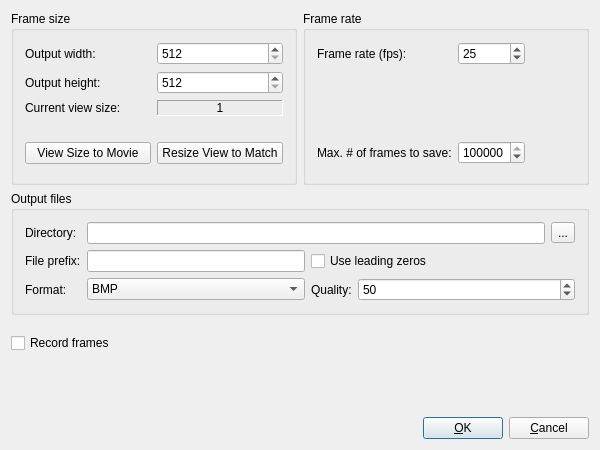
Before: the Qt Designer form sigel/ui/SIGEL_SlaveUI/SIG_MovieSettingsDialogBase.ui in jayMcBee/sigel-evolutionary-walking-robots, drawn with Qt 5.
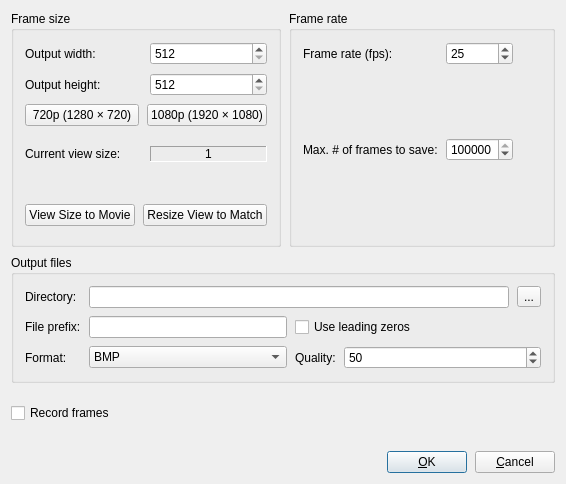
After: the same form once the commit is applied.

Commit message: Movie settings: 720p and 1080p presets, a self-sizing dialog, grouped frame size rows, the longest movie length

Diff of the .ui file:
```diff
--- a/sigel/ui/SIGEL_SlaveUI/SIG_MovieSettingsDialogBase.ui
+++ b/sigel/ui/SIGEL_SlaveUI/SIG_MovieSettingsDialogBase.ui
@@ -5,14 +5,6 @@
   <exportmacro></exportmacro>
   <class>SIG_MovieSettingsDialogBase</class>
   <widget class="QDialog" name="SIG_MovieSettingsDialogBase">
-    <property name="geometry">
-      <rect>
-        <x>0</x>
-        <y>0</y>
-        <width>600</width>
-        <height>450</height>
-      </rect>
-    </property>
     <property name="windowTitle">
       <string>Movie Settings</string>
     </property>
@@ -21,7 +13,7 @@
         <number>11</number>
       </property>
       <property name="spacing">
-        <number>6</number>
+        <number>8</number>
       </property>
       <item row="1" column="0" rowspan="1" colspan="2">
         <layout class="QVBoxLayout">
@@ -29,7 +21,7 @@
             <number>0</number>
           </property>
           <property name="spacing">
-            <number>6</number>
+            <number>8</number>
           </property>
           <item>
             <widget class="QGroupBox" name="groupboxDirectory">
@@ -41,7 +33,7 @@
                     <number>11</number>
                   </property>
                   <property name="spacing">
-                    <number>6</number>
+                    <number>8</number>
                   </property>
                   <item row="2" column="2">
                     <widget class="QLabel" name="textlabelQuality">
@@ -88,7 +80,7 @@
                         <number>0</number>
                       </property>
                       <property name="spacing">
-                        <number>6</number>
+                        <number>8</number>
                       </property>
                       <item>
                         <widget class="QLineEdit" name="lineeditDirectory"/>
@@ -194,7 +186,7 @@
                 <number>0</number>
               </property>
               <property name="spacing">
-                <number>6</number>
+                <number>8</number>
               </property>
               <item>
                 <widget class="QCheckBox" name="checkboxEnableMovie">
@@ -248,7 +240,7 @@
             <number>0</number>
           </property>
           <property name="spacing">
-            <number>6</number>
+            <number>8</number>
           </property>
           <item>
             <spacer name="Spacer1">
@@ -292,7 +284,7 @@
               <number>11</number>
             </property>
             <property name="spacing">
-              <number>6</number>
+              <number>8</number>
             </property>
             <item row="2" column="2">
               <spacer name="Spacer4">
@@ -376,7 +368,17 @@
                 </property>
               </widget>
             </item>
-            <item row="3" column="0" rowspan="1" colspan="3">
+            <item row="3" column="0" rowspan="1" colspan="2">
+              <widget class="QLabel" name="textlabelMovieLength">
+                <property name="alignment">
+                  <set>Qt::AlignVCenter|Qt::AlignRight</set>
+                </property>
+                <property name="wordWrap">
+                  <bool>true</bool>
+                </property>
+              </widget>
+            </item>
+            <item row="4" column="0" rowspan="1" colspan="3">
               <spacer name="spacerFrameRateBottom">
                 <property name="orientation">
                   <enum>Qt::Vertical</enum>
@@ -399,7 +401,7 @@
               <number>11</number>
             </property>
             <property name="spacing">
-              <number>6</number>
+              <number>8</number>
             </property>
             <item row="0" column="0">
               <widget class="QLabel" name="textlabelWidth">
@@ -453,7 +455,53 @@
                 </property>
               </widget>
             </item>
-            <item row="2" column="0">
+            <item row="2" column="0" rowspan="1" colspan="2">
+              <layout class="QHBoxLayout">
+                <item>
+                  <widget class="QPushButton" name="pushbutton720p">
+                    <property name="text">
+                      <string>720p (1280 × 720)</string>
+                    </property>
+                    <property name="toolTip">
+                      <string>Fills in 1280 × 720 as the output size.</string>
+                    </property>
+                    <property name="autoDefault">
+                      <bool>false</bool>
+                    </property>
+                  </widget>
+                </item>
+                <item>
+                  <widget class="QPushButton" name="pushbutton1080p">
+                    <property name="text">
+                      <string>1080p (1920 × 1080)</string>
+                    </property>
+                    <property name="toolTip">
+                      <string>Fills in 1920 × 1080 as the output size.</string>
+                    </property>
+                    <property name="autoDefault">
+                      <bool>false</bool>
+                    </property>
+                  </widget>
+                </item>
+              </layout>
+            </item>
+            <item row="3" column="0" rowspan="1" colspan="2">
+              <spacer name="spacerFrameSizeBlock1">
+                <property name="orientation">
+                  <enum>Qt::Vertical</enum>
+                </property>
+                <property name="sizeType">
+                  <enum>QSizePolicy::Fixed</enum>
+                </property>
+                <property name="sizeHint">
+                  <size>
+                    <width>20</width>
+                    <height>12</height>
+                  </size>
+                </property>
+              </spacer>
+            </item>
+            <item row="4" column="0">
               <widget class="QLabel" name="TextLabel1">
                 <property name="text">
                   <string>Current view size:</string>
@@ -466,7 +514,7 @@
                 </property>
               </widget>
             </item>
-            <item row="2" column="1">
+            <item row="4" column="1">
               <widget class="QLabel" name="textlabelViewSize">
                 <property name="frameShape">
                   <enum>QFrame::Panel</enum>
@@ -485,14 +533,30 @@
                 </property>
               </widget>
             </item>
-            <item row="3" column="0" rowspan="1" colspan="2">
+            <item row="5" column="0" rowspan="1" colspan="2">
               <widget class="QLabel" name="textlabelFrameFit">
                 <property name="wordWrap">
                   <bool>true</bool>
                 </property>
               </widget>
             </item>
-            <item row="4" column="0" rowspan="1" colspan="2">
+            <item row="6" column="0" rowspan="1" colspan="2">
+              <spacer name="spacerFrameSizeBlock2">
+                <property name="orientation">
+                  <enum>Qt::Vertical</enum>
+                </property>
+                <property name="sizeType">
+                  <enum>QSizePolicy::Fixed</enum>
+                </property>
+                <property name="sizeHint">
+                  <size>
+                    <width>20</width>
+                    <height>12</height>
+                  </size>
+                </property>
+              </spacer>
+            </item>
+            <item row="7" column="0" rowspan="1" colspan="2">
               <layout class="QHBoxLayout">
                 <item>
                   <widget class="QPushButton" name="pushbuttonViewSizeToMovie">
@@ -522,7 +586,7 @@
                 </item>
               </layout>
             </item>
-            <item row="5" column="0" rowspan="1" colspan="2">
+            <item row="8" column="0" rowspan="1" colspan="2">
               <spacer name="spacerFrameSizeBottom">
                 <property name="orientation">
                   <enum>Qt::Vertical</enum>
```
The commit also changes 3 other files.
